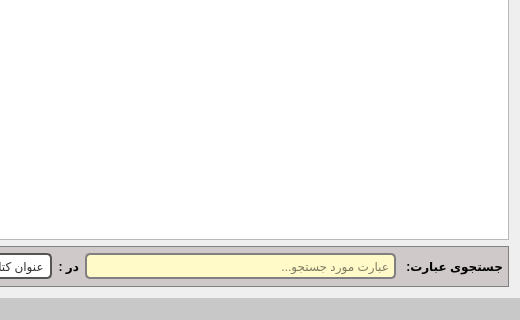
Before: the Qt Designer form mainwindow.ui in reza-rezvani2052/KetabYab, drawn with Qt 5; both pictures show x 131 to 651 and y 216 to 536 of the 651 by 536 pixel window.
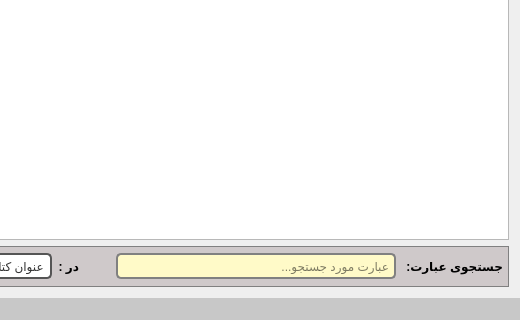
After: the same form once the commit is applied. The open tabs and pages were chosen to show the change. Icons and pictures are not drawn.

Commit message:
Piadesazi Paksazi search history
clearSearchHistory

```diff
--- a/mainwindow.ui
+++ b/mainwindow.ui
@@ -791,6 +791,11 @@
               </widget>
              </item>
              <item>
+              <layout class="QHBoxLayout" name="horizontalLayout_3">
+               <property name="spacing">
+                <number>1</number>
+               </property>
+               <item>
               <widget class="QLineEdit" name="ledSearchTopic">
                <property name="styleSheet">
                 <string notr="true">QLineEdit {
@@ -812,6 +817,31 @@
               </widget>
              </item>
              <item>
+                <widget class="QPushButton" name="btnClearSearchHistory">
+                 <property name="maximumSize">
+                  <size>
+                   <width>30</width>
+                   <height>16777215</height>
+                  </size>
+                 </property>
+                 <property name="toolTip">
+                  <string>پاک کردن تاریخچه جستجو</string>
+                 </property>
+                 <property name="statusTip">
+                  <string>پاک کردن تاریخچه جستجو</string>
+                 </property>
+                 <property name="icon">
+                  <iconset resource="rc/rc.qrc">
+                   <normaloff>:/clear.png</normaloff>:/clear.png</iconset>
+                 </property>
+                 <property name="flat">
+                  <bool>true</bool>
+                 </property>
+                </widget>
+               </item>
+              </layout>
+             </item>
+             <item>
               <widget class="QLabel" name="label_2">
                <property name="font">
                 <font>
```
Left out of the diff: 1 changed line with no effect on the pictures. Lines whose indentation alone changed are shown as unchanged. The commit also changes 8 other files.
